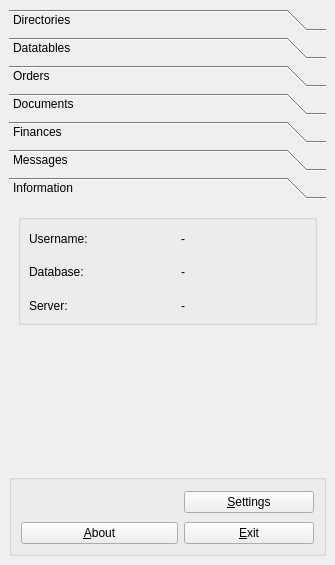
First picture: the form in trunk/ui/mainfrm.ui, repository BackupTheBerlios/first4-svn, before the edit.
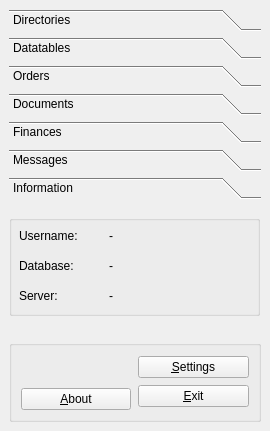
Second picture: the form after the edit. Icons and pictures are not drawn.

Commit message: Fixed bug #012555 Minor bug-fixing. Layout changes on mainframe.ui Fixed error on checkrights function in ordersfrm and invfrm Layout changes on cfgfrm.ui

```diff
--- a/trunk/ui/mainfrm.ui
+++ b/trunk/ui/mainfrm.ui
@@ -5,8 +5,8 @@
    <rect>
     <x>0</x>
     <y>0</y>
-    <width>335</width>
-    <height>565</height>
+    <width>270</width>
+    <height>431</height>
    </rect>
   </property>
   <property name="sizePolicy" >
@@ -22,86 +22,15 @@
    <iconset resource="../resources/images/first4.qrc" >:/logo.png</iconset>
   </property>
   <widget class="QWidget" name="centralwidget" >
-   <layout class="QGridLayout" >
-    <item row="1" column="0" >
-     <widget class="QGroupBox" name="groupBox" >
-      <property name="title" >
-       <string/>
-      </property>
-      <layout class="QGridLayout" >
-       <item row="0" column="0" >
-        <widget class="QLabel" name="lblmsg_2" >
-         <property name="sizePolicy" >
-          <sizepolicy vsizetype="Fixed" hsizetype="Fixed" >
-           <horstretch>0</horstretch>
-           <verstretch>0</verstretch>
-          </sizepolicy>
-         </property>
-         <property name="minimumSize" >
-          <size>
-           <width>21</width>
-           <height>27</height>
-          </size>
-         </property>
-         <property name="maximumSize" >
-          <size>
-           <width>21</width>
-           <height>27</height>
-          </size>
-         </property>
-         <property name="text" >
-          <string/>
-         </property>
-         <property name="pixmap" >
-          <pixmap resource="../resources/images/first4.qrc" >:/message2.png</pixmap>
-         </property>
-        </widget>
-       </item>
-       <item row="0" column="1" >
-        <widget class="QLabel" name="lblmsg" >
-         <property name="text" >
-          <string/>
-         </property>
-         <property name="pixmap" >
-          <pixmap/>
-         </property>
-        </widget>
-       </item>
-       <item row="0" column="2" >
-        <widget class="QPushButton" name="btnsettings" >
-         <property name="text" >
-          <string>&amp;Settings</string>
-         </property>
-         <property name="icon" >
-          <iconset resource="../resources/images/first4.qrc" >:/package_utilities.png</iconset>
-         </property>
-        </widget>
-       </item>
-       <item row="1" column="0" colspan="2" >
-        <widget class="QPushButton" name="btnabout" >
-         <property name="text" >
-          <string>&amp;About</string>
-         </property>
-         <property name="icon" >
-          <iconset resource="../resources/images/first4.qrc" >:/help_index.png</iconset>
-         </property>
-        </widget>
-       </item>
-       <item row="1" column="2" >
-        <widget class="QPushButton" name="btnexit" >
-         <property name="text" >
-          <string>&amp;Exit</string>
-         </property>
-         <property name="icon" >
-          <iconset resource="../resources/images/first4.qrc" >:/exit.png</iconset>
-         </property>
-        </widget>
-       </item>
-      </layout>
-     </widget>
-    </item>
-    <item row="0" column="0" >
      <widget class="QToolBox" name="maintoolbox" >
+    <property name="geometry" >
+     <rect>
+      <x>9</x>
+      <y>9</y>
+      <width>252</width>
+      <height>325</height>
+     </rect>
+    </property>
       <property name="autoFillBackground" >
        <bool>false</bool>
       </property>
@@ -877,8 +806,8 @@
         <rect>
          <x>0</x>
          <y>0</y>
-         <width>317</width>
-         <height>234</height>
+       <width>252</width>
+       <height>115</height>
         </rect>
        </property>
        <attribute name="label" >
@@ -890,10 +819,10 @@
        <widget class="QGroupBox" name="groupBox_2" >
         <property name="geometry" >
          <rect>
-          <x>9</x>
-          <y>9</y>
-          <width>299</width>
-          <height>111</height>
+        <x>0</x>
+        <y>10</y>
+        <width>251</width>
+        <height>101</height>
          </rect>
         </property>
         <property name="title" >
@@ -902,10 +831,10 @@
         <widget class="QLabel" name="label" >
          <property name="geometry" >
           <rect>
-           <x>11</x>
-           <y>11</y>
-           <width>126</width>
-           <height>27</height>
+         <x>10</x>
+         <y>10</y>
+         <width>81</width>
+         <height>21</height>
           </rect>
          </property>
          <property name="text" >
@@ -915,36 +844,23 @@
         <widget class="QLabel" name="lbluser" >
          <property name="geometry" >
           <rect>
-           <x>163</x>
-           <y>11</y>
-           <width>125</width>
-           <height>27</height>
+         <x>100</x>
+         <y>10</y>
+         <width>141</width>
+         <height>21</height>
           </rect>
          </property>
          <property name="text" >
           <string>-</string>
          </property>
         </widget>
-        <widget class="QLabel" name="label_2" >
-         <property name="geometry" >
-          <rect>
-           <x>11</x>
-           <y>44</y>
-           <width>126</width>
-           <height>28</height>
-          </rect>
-         </property>
-         <property name="text" >
-          <string>Database:</string>
-         </property>
-        </widget>
         <widget class="QLabel" name="lbldb" >
          <property name="geometry" >
           <rect>
-           <x>163</x>
-           <y>44</y>
-           <width>125</width>
-           <height>28</height>
+         <x>100</x>
+         <y>40</y>
+         <width>141</width>
+         <height>21</height>
           </rect>
          </property>
          <property name="text" >
@@ -954,10 +870,10 @@
         <widget class="QLabel" name="lblserver" >
          <property name="geometry" >
           <rect>
-           <x>163</x>
-           <y>78</y>
-           <width>125</width>
-           <height>27</height>
+         <x>100</x>
+         <y>70</y>
+         <width>141</width>
+         <height>21</height>
           </rect>
          </property>
          <property name="text" >
@@ -967,21 +883,148 @@
         <widget class="QLabel" name="label_3" >
          <property name="geometry" >
           <rect>
-           <x>11</x>
-           <y>78</y>
-           <width>126</width>
-           <height>27</height>
+         <x>10</x>
+         <y>70</y>
+         <width>81</width>
+         <height>21</height>
           </rect>
          </property>
          <property name="text" >
           <string>Server:</string>
          </property>
         </widget>
+      <widget class="QLabel" name="label_2" >
+       <property name="geometry" >
+        <rect>
+         <x>10</x>
+         <y>40</y>
+         <width>81</width>
+         <height>21</height>
+        </rect>
+       </property>
+       <property name="text" >
+        <string>Database:</string>
+       </property>
        </widget>
       </widget>
      </widget>
-    </item>
-   </layout>
+   </widget>
+   <widget class="QGroupBox" name="groupBox" >
+    <property name="geometry" >
+     <rect>
+      <x>9</x>
+      <y>340</y>
+      <width>252</width>
+      <height>82</height>
+     </rect>
+    </property>
+    <property name="title" >
+     <string/>
+    </property>
+    <layout class="QGridLayout" >
+     <item row="0" column="0" >
+      <widget class="QLabel" name="lblmsg_2" >
+       <property name="sizePolicy" >
+        <sizepolicy vsizetype="Fixed" hsizetype="Fixed" >
+         <horstretch>0</horstretch>
+         <verstretch>0</verstretch>
+        </sizepolicy>
+       </property>
+       <property name="minimumSize" >
+        <size>
+         <width>21</width>
+         <height>27</height>
+        </size>
+       </property>
+       <property name="maximumSize" >
+        <size>
+         <width>21</width>
+         <height>27</height>
+        </size>
+       </property>
+       <property name="text" >
+        <string/>
+       </property>
+       <property name="pixmap" >
+        <pixmap resource="../resources/images/first4.qrc" >:/message2.png</pixmap>
+       </property>
+      </widget>
+     </item>
+     <item row="0" column="1" >
+      <widget class="QLabel" name="lblmsg" >
+       <property name="maximumSize" >
+        <size>
+         <width>84</width>
+         <height>16777215</height>
+        </size>
+       </property>
+       <property name="text" >
+        <string/>
+       </property>
+       <property name="pixmap" >
+        <pixmap/>
+       </property>
+      </widget>
+     </item>
+     <item rowspan="2" row="0" column="2" >
+      <layout class="QVBoxLayout" >
+       <item>
+        <widget class="QPushButton" name="btnsettings" >
+         <property name="text" >
+          <string>&amp;Settings</string>
+         </property>
+         <property name="icon" >
+          <iconset resource="../resources/images/first4.qrc" >:/package_utilities.png</iconset>
+         </property>
+        </widget>
+       </item>
+       <item>
+        <widget class="QPushButton" name="btnexit" >
+         <property name="text" >
+          <string>&amp;Exit</string>
+         </property>
+         <property name="icon" >
+          <iconset resource="../resources/images/first4.qrc" >:/exit.png</iconset>
+         </property>
+        </widget>
+       </item>
+      </layout>
+     </item>
+     <item row="1" column="0" colspan="2" >
+      <widget class="QPushButton" name="btnabout" >
+       <property name="minimumSize" >
+        <size>
+         <width>106</width>
+         <height>0</height>
+        </size>
+       </property>
+       <property name="maximumSize" >
+        <size>
+         <width>110</width>
+         <height>16777215</height>
+        </size>
+       </property>
+       <property name="text" >
+        <string>&amp;About</string>
+       </property>
+       <property name="icon" >
+        <iconset resource="../resources/images/first4.qrc" >:/help_index.png</iconset>
+       </property>
+      </widget>
+     </item>
+    </layout>
+   </widget>
+   <widget class="QWidget" name="" >
+    <property name="geometry" >
+     <rect>
+      <x>0</x>
+      <y>0</y>
+      <width>2</width>
+      <height>2</height>
+     </rect>
+    </property>
+    <layout class="QHBoxLayout" />
+   </widget>
   </widget>
  </widget>
  <resources>
```
Left out of the diff: 168 changed lines with no effect on the pictures. Lines whose indentation alone changed are shown as unchanged. The commit also changes 6 other files.
